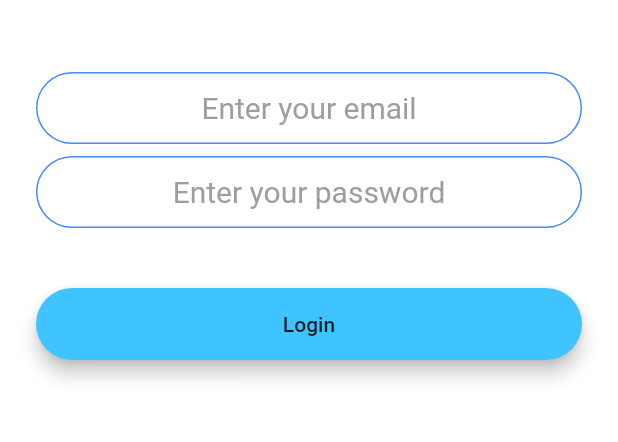
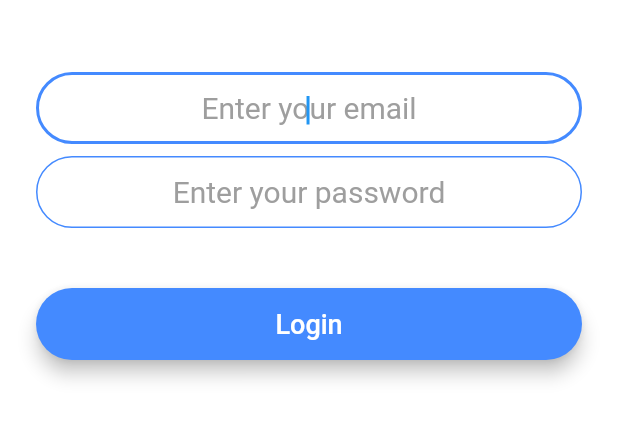
Before and after one commit to ppb1701/flash_chat_2_0, a Flutter app: the screen it shows after launch, after a tap on "Log In", on a phone screen of 412 x 824 dp, the part 576-1018 px from its top. Run offline on Flutter 3.47's test engine with Material 2 defaults, Android fonts, the phone set to English and light mode, and no system bars; our stand-ins replace animated_text_kit, bubble, cloud_firestore, firebase_auth, firebase_core, modal_progress_hud and 1 more; accounts and stored records are empty.

Commit message:
Added a splash screen. Updated to use a Bubble widget that I felt looked better for chats. Some Theme updates.

```diff
--- a/lib/components/rounded_button.dart
+++ b/lib/components/rounded_button.dart
@@ -5,7 +5,8 @@ class RoundedButton extends StatelessWidget {
   final String text;
   final Function onPressed;
   final Color color;
-  RoundedButton({this.text, @required this.onPressed, this.color});
+  final Color fontColor;
+  RoundedButton({this.text, @required this.onPressed, this.color, this.fontColor});
 
   @override
   Widget build(BuildContext context) {
@@ -21,6 +22,10 @@ class RoundedButton extends StatelessWidget {
           height: 42.0,
           child: Text(
             text,
+            style: TextStyle(
+              color: fontColor,
+              fontSize: 18.0,
+            )
           ),
         ),
       ),
--- a/lib/main.dart
+++ b/lib/main.dart
@@ -1,4 +1,5 @@
 import 'package:firebase_core/firebase_core.dart';
+import 'package:flash_chat_2_0/screens/splash_screen.dart';
 import 'package:flutter/material.dart';
 import 'package:flash_chat_2_0/screens/welcome_screen.dart';
 import 'package:flash_chat_2_0/screens/login_screen.dart';
@@ -20,8 +21,9 @@ class FlashChat extends StatelessWidget {
       //     body1: TextStyle(color: Colors.black54),
       //   ),
       // ),
-      initialRoute: WelcomeScreen.id,
+      initialRoute: Splash.id,
       routes: {
+        Splash.id: (context) => Splash(),
         WelcomeScreen.id: (context) => WelcomeScreen(),
         LoginScreen.id: (context) => LoginScreen(),
         ChatScreen.id: (context) => ChatScreen(),
--- a/lib/screens/login_screen.dart
+++ b/lib/screens/login_screen.dart
@@ -16,7 +16,7 @@ class LoginScreen extends StatefulWidget {
 
 class _LoginScreenState extends State<LoginScreen> {
   final Future<FirebaseApp> _initialization = Firebase.initializeApp();
-  bool showSpinner=false;
+  bool showSpinner = false;
   final _auth = FirebaseAuth.instance;
   String email;
   String password;
@@ -46,6 +46,7 @@ class _LoginScreenState extends State<LoginScreen> {
                 height: 48.0,
               ),
               TextField(
+                autofocus: true,
                 keyboardType: TextInputType.emailAddress,
                 style: kTextFieldStyle,
                 textAlign: TextAlign.center,
@@ -74,26 +75,28 @@ class _LoginScreenState extends State<LoginScreen> {
               RoundedButton(
                 text: 'Login',
                 onPressed: () async {
-                    setState((){
+                  setState(() {
                     showSpinner = true;
                   });
                   try {
                     final user = await _auth.signInWithEmailAndPassword(
                         email: email, password: password);
-                      if(user!=null){
+                    if (user != null) {
                       Navigator.pushNamed(context, ChatScreen.id);
-                        setState((){
+                      setState(() {
                         showSpinner = false;
                       });
                     }
                   } catch (e) {
                     print(e);
-                      setState((){
+                    setState(() {
                       showSpinner = false;
                     });
                   }
                 },
-                  color: Colors.lightBlueAccent),
+                color: Colors.blueAccent,
+                fontColor: Colors.white,
+              ),
             ],
           ),
         ),
--- /dev/null
+++ b/lib/screens/splash_screen.dart
@@ -0,0 +1,36 @@
+import 'package:flash_chat_2_0/screens/welcome_screen.dart';
+import 'package:flutter/material.dart';
+import 'package:splashscreen/splashscreen.dart';
+
+void main() {
+  runApp(new MaterialApp(
+    home: new Splash(),
+  ));
+}
+
+class Splash extends StatefulWidget {
+  static const String id = 'splash_screen';
+  @override
+  _SplashState createState() => new _SplashState();
+}
+
+class _SplashState extends State<Splash> {
+  @override
+  Widget build(BuildContext context) {
+    return new SplashScreen(
+        seconds: 4,
+        navigateAfterSeconds: new WelcomeScreen(),
+        title: new Text(
+          'Flash Chat 2.0',
+          style: new TextStyle(fontWeight: FontWeight.bold, fontSize: 40.0),
+        ),
+        image: Image.asset('images/logo.png'),
+        backgroundColor: Colors.white,
+        styleTextUnderTheLoader: new TextStyle(),
+        photoSize: 100.0,
+        onClick: () {
+          Navigator.pushNamed(context, WelcomeScreen.id);
+        },
+        loaderColor: Colors.blueAccent);
+  }
+}
--- a/lib/screens/welcome_screen.dart
+++ b/lib/screens/welcome_screen.dart
@@ -20,7 +20,7 @@ class _WelcomeScreenState extends State<WelcomeScreen>
   void initState() {
     super.initState();
     controller = AnimationController(
-      duration: Duration(seconds: 1),
+      duration: Duration(seconds: 3),
       vsync: this,
     );
     animation = ColorTween(
@@ -54,11 +54,13 @@ class _WelcomeScreenState extends State<WelcomeScreen>
                     height: 60.0,
                   ),
                 ),
-                TypewriterAnimatedTextKit(
-                  text: ['Flash Chat'],
-                  textStyle: TextStyle(
-                    fontSize: 40.0,
+                Expanded(
+                  child: Text(
+                    'Flash Chat 2.0',
+                    style: TextStyle(
+                      fontSize: 30.0,
                       fontWeight: FontWeight.w900,
+                    ),
                   ),
                 ),
               ],
@@ -67,9 +69,10 @@ class _WelcomeScreenState extends State<WelcomeScreen>
               mainAxisAlignment: MainAxisAlignment.center,
               children: <Widget>[
                 TypewriterAnimatedTextKit(
-                  text: ['2.0'],
+                  speed:  Duration(seconds: 1),
+                  text: ['Chat', 'Collaborate', 'Catch Up'],
                   textStyle: TextStyle(
-                    fontSize: 40.0,
+                    fontSize: 20.0,
                     fontWeight: FontWeight.w900,
                   ),
                 ),
@@ -83,13 +86,17 @@ class _WelcomeScreenState extends State<WelcomeScreen>
               onPressed: () {
                 Navigator.pushNamed(context, LoginScreen.id);
               },
-                color: Colors.blueAccent),
+              color: Colors.blueAccent,
+              fontColor: Colors.white,
+            ),
             RoundedButton(
               text: 'Register',
               onPressed: () {
                 Navigator.pushNamed(context, RegistrationScreen.id);
               },
-                color: Colors.blueAccent),
+              color: Colors.blueAccent,
+              fontColor: Colors.white,
+            ),
           ],
         ),
       ),
--- a/pubspec.yaml
+++ b/pubspec.yaml
@@ -16,6 +16,8 @@ dependencies:
   firebase_auth: ^0.18.0+1
   modal_progress_hud: ^0.1.3
   cloud_firestore: ^0.14.0+2
+  bubble: ^1.1.9+1
+  splashscreen: ^1.2.0
 
 dev_dependencies:
   flutter_test:
```
Also changed, not shown: lib/components/message_bubble.dart (+13 -16 lines), lib/screens/registration_screen.dart (+8 -5 lines), pubspec.lock, 3 other files. Lines whose indentation alone changed are shown as unchanged.
